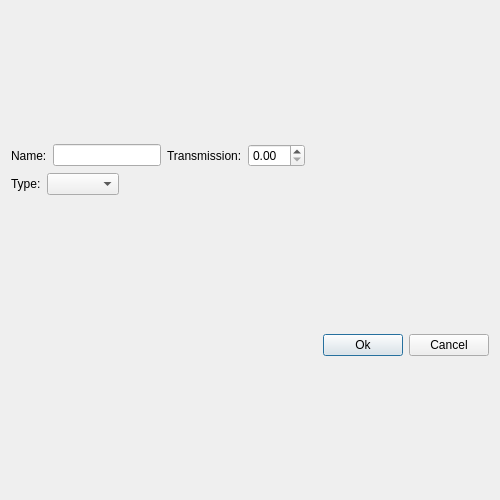
This is ui_files/ui_composition_dialog.ui in JYU-IBA/potku as Qt 5 draws it before an edit. The edited form follows.
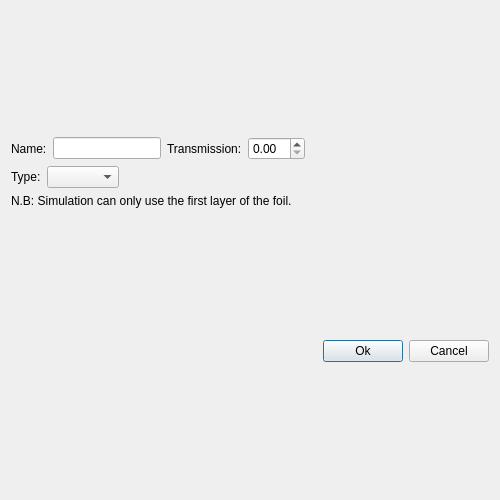
This is the edited form.

Commit message: When creating mcerd files for the detector, only its foils' first layer is used since mcerd can only handle it having one layer. The user is informed about this.

Diff of the .ui file:
```diff
--- a/ui_files/ui_composition_dialog.ui
+++ b/ui_files/ui_composition_dialog.ui
@@ -133,6 +133,19 @@
        </item>
       </layout>
      </item>
+     <item>
+      <widget class="QLabel" name="label_2">
+       <property name="sizePolicy">
+        <sizepolicy hsizetype="Preferred" vsizetype="Fixed">
+         <horstretch>0</horstretch>
+         <verstretch>0</verstretch>
+        </sizepolicy>
+       </property>
+       <property name="text">
+        <string>N.B: Simulation can only use the first layer of the foil.</string>
+       </property>
+      </widget>
+     </item>
     </layout>
    </item>
    <item row="1" column="0">
```
The commit also changes 1 other file.
